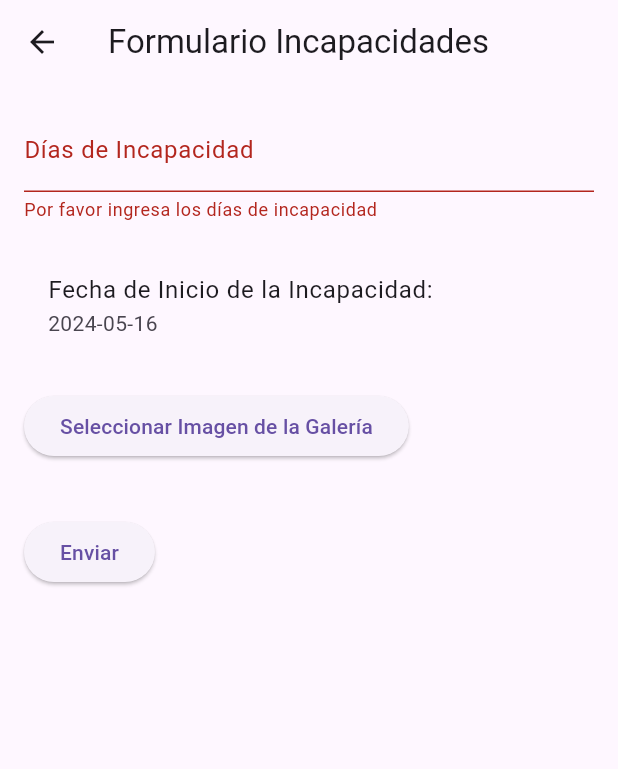
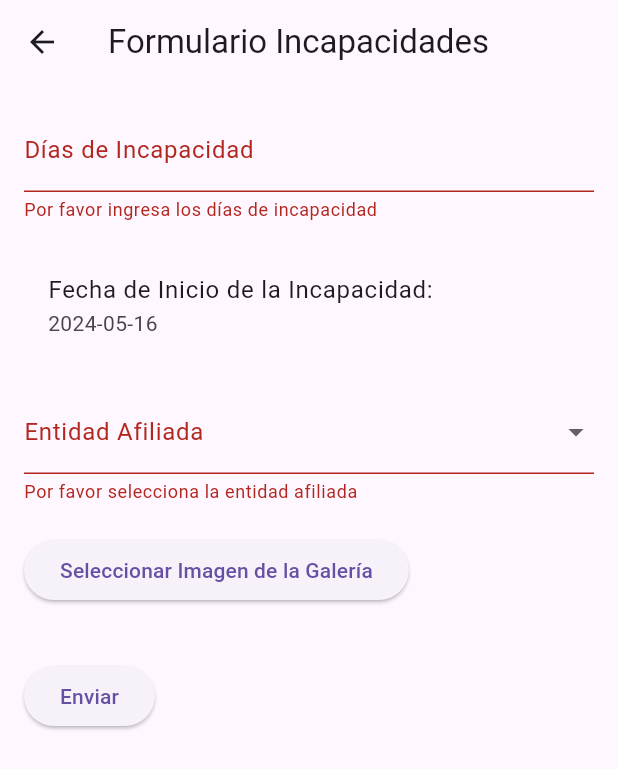
Before and after one commit to leoespi/talento_mxm_flutter, a Flutter app: the MyForm screen opened directly, after a tap on "Enviar", on a phone screen of 412 x 824 dp. Shown: the top 769 px of the screen. Run offline on Flutter 3.47's test engine with Material 3 defaults, Android fonts, the phone set to English and light mode, and no system bars; our stand-ins replace get, get_storage, google_fonts, image_picker; accounts and stored records are empty; network calls fail.

```diff
--- a/lib/views/incapacidades_page.dart
+++ b/lib/views/incapacidades_page.dart
@@ -23,6 +23,7 @@ class MyForm extends StatefulWidget {
 class _MyFormState extends State<MyForm> {
   final _formKey = GlobalKey<FormState>();
   TextEditingController _diasIncapacidadController = TextEditingController();
+  String? _selectedEntidadAfiliada;
   DateTime _fechaInicio = DateTime.now();
   late File? _image;
 
@@ -56,7 +57,8 @@ class _MyFormState extends State<MyForm> {
       appBar: AppBar(
         title: Text('Formulario Incapacidades'),
       ),
-      body: Padding(
+      body: Center(
+        child: Padding(
           padding: EdgeInsets.all(16.0),
           child: Form(
             key: _formKey,
@@ -85,6 +87,46 @@ class _MyFormState extends State<MyForm> {
                   },
                 ),
                 SizedBox(height: 20),
+                DropdownButtonFormField<String>(
+                  value: _selectedEntidadAfiliada,
+                  items: const [
+                    DropdownMenuItem(
+                      value: 'Nueva EPS',
+                      child: Text('Nueva EPS'),
+                    ),
+                    DropdownMenuItem(
+                      value: 'Salud Total',
+                      child: Text('Salud Total'),
+                    ),
+                    DropdownMenuItem(
+                      value: 'Eps Sura',
+                      child: Text('Eps Sura'),
+                    ),
+                    DropdownMenuItem(
+                      value: 'Eps Sanitas',
+                      child: Text('Eps Sanitas'),
+                    ),
+                    DropdownMenuItem(
+                      value: 'Compensar',
+                      child: Text('Compensar'),
+                    ), // Agrega más opciones según sea necesario
+                  ],
+                  onChanged: (value) {
+                    setState(() {
+                      _selectedEntidadAfiliada = value;
+                    });
+                  },
+                  decoration: InputDecoration(
+                    labelText: 'Entidad Afiliada',
+                  ),
+                  validator: (value) {
+                    if (value == null || value.isEmpty) {
+                      return 'Por favor selecciona la entidad afiliada';
+                    }
+                    return null;
+                  },
+                ),
+                SizedBox(height: 20),
                 ElevatedButton(
                   onPressed: () {
                     _getImage();
@@ -99,6 +141,7 @@ class _MyFormState extends State<MyForm> {
                       if (_formKey.currentState?.validate() ?? false) {
                         print('Días de Incapacidad: ${_diasIncapacidadController.text}');
                         print('Fecha de Inicio de la Incapacidad: $_fechaInicio');
+                        print('Entidad Afiliada: $_selectedEntidadAfiliada');
                         print('Imagen seleccionada: $_image');
                       }
                     },
@@ -109,6 +152,7 @@ class _MyFormState extends State<MyForm> {
             ),
           ),
         ),
+      ),
     );
   }
 }
--- a/lib/views/login_page.dart
+++ b/lib/views/login_page.dart
@@ -35,9 +35,13 @@ class _LoginPageState extends State<LoginPage> {
                   offset: Offset(0, 100),
                   child: Container(
                     width: 200,
-                    height: 200,
+                    height: 130,
                     decoration: BoxDecoration(
-
+                      image: DecorationImage(
+                        image: NetworkImage(
+                            'https://storage.googleapis.com/mxm-2022/personalizacion/123399420963f51c1d9a4412.043673570.631880001677007901.png'),
+                        fit: BoxFit.fill,
+                      ),
 
 
                     ),
--- a/lib/views/menu.dart
+++ b/lib/views/menu.dart
@@ -2,6 +2,7 @@ import 'package:flutter/material.dart';
 import 'package:talento_mxm_flutter/views/incapacidades_page.dart';
 import 'package:talento_mxm_flutter/controllers/authentication.dart';
 import 'package:get/get.dart';
+import 'package:talento_mxm_flutter/views/login_page.dart';
 
 class MenuPage extends StatelessWidget {
   final AuthenticationController _authController = Get.find();
@@ -51,6 +52,7 @@ class MenuPage extends StatelessWidget {
             SizedBox(height: 20),
             GestureDetector(
               onTap: () {
+
                 // Agrega aquí la lógica para la otra opción del menú
               },
               child: Container(
@@ -75,6 +77,7 @@ class MenuPage extends StatelessWidget {
             SizedBox(height: 20),
             GestureDetector(
               onTap: () {
+
                 // Agrega aquí la lógica para la opción de perfil
               },
               child: Container(
```
Lines whose indentation alone changed are shown as unchanged.
